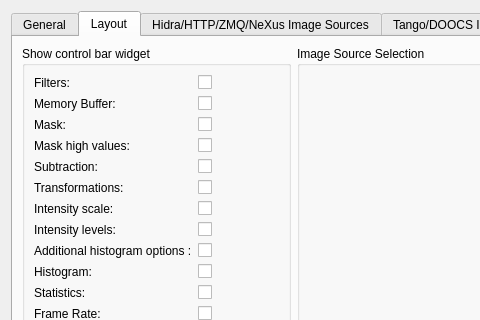
Above: lavuelib/ui/ConfigDialog.ui from syncope/lavue before the change; both pictures show x 0 to 480 and y 0 to 320 of the 862 by 583 pixel window. Below: the same form after it.
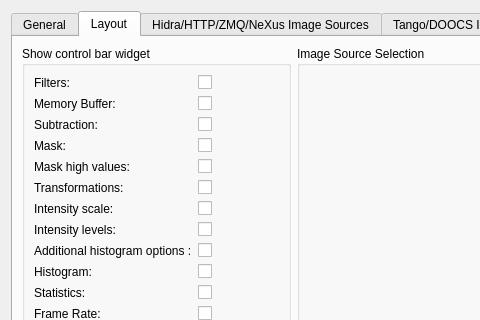
That is the form after the change. The open tabs and pages were chosen to show the change.

Commit message: add tab focusing in configuration widget

```diff
--- a/lavuelib/ui/ConfigDialog.ui
+++ b/lavuelib/ui/ConfigDialog.ui
@@ -739,6 +739,19 @@
                </widget>
               </item>
               <item row="5" column="0">
+               <widget class="QLabel" name="showmaskLabel">
+                <property name="toolTip">
+                 <string>show widgets to select the image mask</string>
+                </property>
+                <property name="text">
+                 <string>Mask:</string>
+                </property>
+                <property name="buddy">
+                 <cstring>showmaskCheckBox</cstring>
+                </property>
+               </widget>
+              </item>
+              <item row="6" column="0">
                <widget class="QLabel" name="showmaskhighLabel">
                 <property name="toolTip">
                  <string>&lt;html&gt;&lt;head/&gt;&lt;body&gt;&lt;p&gt;show widgets to select the mask high pixel values&lt;/p&gt;&lt;/body&gt;&lt;/html&gt;</string>
@@ -764,39 +777,6 @@
                 </property>
                </widget>
               </item>
-              <item row="4" column="0">
-               <widget class="QLabel" name="showmaskLabel">
-                <property name="toolTip">
-                 <string>show widgets to select the image mask</string>
-                </property>
-                <property name="text">
-                 <string>Mask:</string>
-                </property>
-                <property name="buddy">
-                 <cstring>showmaskCheckBox</cstring>
-                </property>
-               </widget>
-              </item>
-              <item row="5" column="1">
-               <widget class="QCheckBox" name="showmaskhighCheckBox">
-                <property name="toolTip">
-                 <string>&lt;html&gt;&lt;head/&gt;&lt;body&gt;&lt;p&gt;show widgets to select the mask high pixel values&lt;/p&gt;&lt;/body&gt;&lt;/html&gt;</string>
-                </property>
-                <property name="text">
-                 <string/>
-                </property>
-               </widget>
-              </item>
-              <item row="4" column="1">
-               <widget class="QCheckBox" name="showmaskCheckBox">
-                <property name="toolTip">
-                 <string>show widgets to select the image mask</string>
-                </property>
-                <property name="text">
-                 <string/>
-                </property>
-               </widget>
-              </item>
               <item row="13" column="1">
                <widget class="QCheckBox" name="showframerateCheckBox">
                 <property name="toolTip">
@@ -863,19 +843,6 @@
                 </property>
                </widget>
               </item>
-              <item row="6" column="0">
-               <widget class="QLabel" name="showsubLabel">
-                <property name="toolTip">
-                 <string>show widgets to select the image backgroud subtraction</string>
-                </property>
-                <property name="text">
-                 <string>Subtraction:</string>
-                </property>
-                <property name="buddy">
-                 <cstring>showsubCheckBox</cstring>
-                </property>
-               </widget>
-              </item>
               <item row="10" column="1">
                <widget class="QCheckBox" name="showaddhistoCheckBox">
                 <property name="toolTip">
@@ -955,16 +922,6 @@
                 </property>
                </widget>
               </item>
-              <item row="6" column="1">
-               <widget class="QCheckBox" name="showsubCheckBox">
-                <property name="toolTip">
-                 <string>show widgets to select the image backgroud subtraction</string>
-                </property>
-                <property name="text">
-                 <string/>
-                </property>
-               </widget>
-              </item>
               <item row="13" column="0">
                <widget class="QLabel" name="showframerateLabel">
                 <property name="toolTip">
@@ -1001,6 +958,49 @@
                 </property>
                </widget>
               </item>
+              <item row="4" column="0">
+               <widget class="QLabel" name="showsubLabel">
+                <property name="toolTip">
+                 <string>show widgets to select the image backgroud subtraction</string>
+                </property>
+                <property name="text">
+                 <string>Subtraction:</string>
+                </property>
+                <property name="buddy">
+                 <cstring>showsubCheckBox</cstring>
+                </property>
+               </widget>
+              </item>
+              <item row="6" column="1">
+               <widget class="QCheckBox" name="showmaskhighCheckBox">
+                <property name="toolTip">
+                 <string>&lt;html&gt;&lt;head/&gt;&lt;body&gt;&lt;p&gt;show widgets to select the mask high pixel values&lt;/p&gt;&lt;/body&gt;&lt;/html&gt;</string>
+                </property>
+                <property name="text">
+                 <string/>
+                </property>
+               </widget>
+              </item>
+              <item row="5" column="1">
+               <widget class="QCheckBox" name="showmaskCheckBox">
+                <property name="toolTip">
+                 <string>show widgets to select the image mask</string>
+                </property>
+                <property name="text">
+                 <string/>
+                </property>
+               </widget>
+              </item>
+              <item row="4" column="1">
+               <widget class="QCheckBox" name="showsubCheckBox">
+                <property name="toolTip">
+                 <string>show widgets to select the image backgroud subtraction</string>
+                </property>
+                <property name="text">
+                 <string/>
+                </property>
+               </widget>
+              </item>
              </layout>
             </item>
            </layout>
```
Left out of the diff: 48 changed lines with no effect on the pictures. The commit also changes 3 other files.
